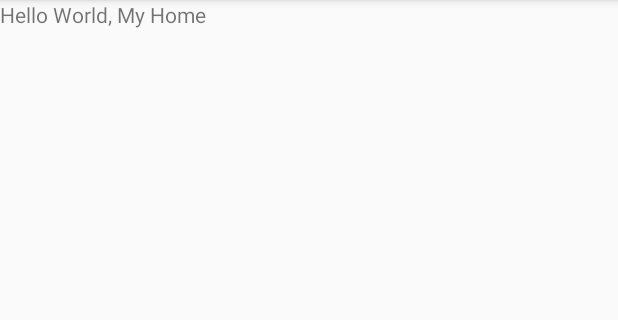
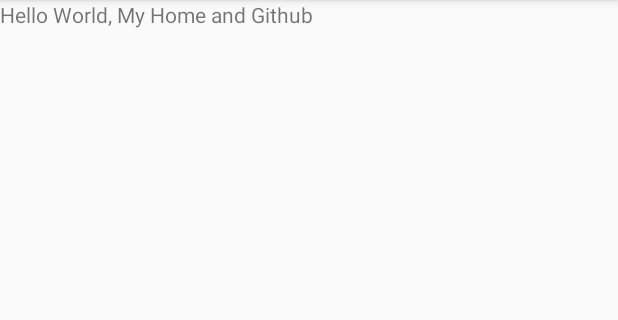
Before and after one commit to lhh8048/githubtestandroid, an Android app: the screen it shows after launch (MainActivity), on a phone screen of 412 x 824 dp, the part 84-404 px from its top. Run offline under Robolectric (Android 15) with nearby library versions, the phone set to English and light mode, and no system bars.

Commit message:
hello World

```diff
--- a/app/src/main/java/com/example/github_test_android/MainActivity.java
+++ b/app/src/main/java/com/example/github_test_android/MainActivity.java
@@ -11,7 +11,7 @@ public class MainActivity extends AppCompatActivity {
         super.onCreate(savedInstanceState);
         setContentView(R.layout.activity_main);
         TextView a = new TextView(this);
-        a.setText("Hello World, My Home");
+        a.setText("Hello World, My Home and Github");
         setContentView(a);
     }
 }
```
